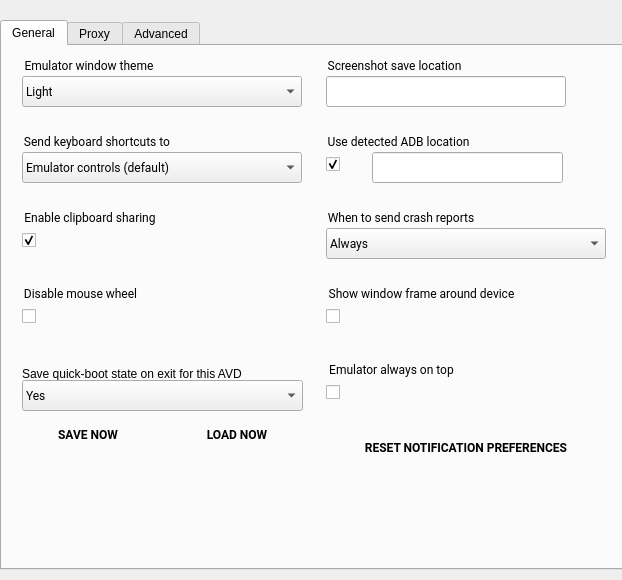
aosp-mirror/platform_external_qemu, file android/android-emu/android/skin/qt/extended-pages/settings-page.ui: the form before one commit.
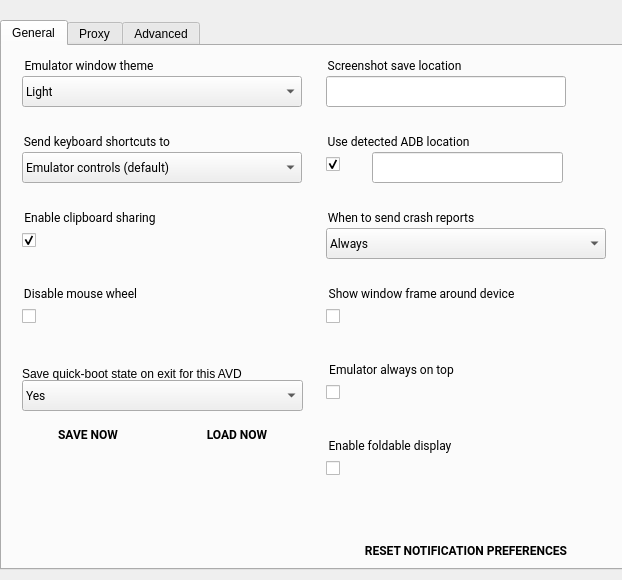
The form after the commit. Icons and pictures are not drawn. Custom widgets are drawn as their Qt base class.

Patch:
```diff
--- a/android/android-emu/android/skin/qt/extended-pages/settings-page.ui
+++ b/android/android-emu/android/skin/qt/extended-pages/settings-page.ui
@@ -613,7 +613,7 @@
      <property name="geometry">
       <rect>
        <x>324</x>
-       <y>383</y>
+       <y>486</y>
        <width>280</width>
        <height>36</height>
       </rect>
@@ -757,6 +757,58 @@
       </property>
      </item>
     </widget>
+    <widget class="QGroupBox" name="set_foldableDisplayTitle">
+     <property name="geometry">
+      <rect>
+       <x>324</x>
+       <y>390</y>
+       <width>211</width>
+       <height>21</height>
+      </rect>
+     </property>
+     <property name="font">
+      <font>
+       <family>Roboto</family>
+      </font>
+     </property>
+     <property name="styleSheet">
+      <string notr="true">border: 0px;</string>
+     </property>
+     <property name="title">
+      <string>Enable foldable display</string>
+     </property>
+     <property name="ColorGroup" stdset="0">
+      <string>Title</string>
+     </property>
+    </widget>
+    <widget class="QCheckBox" name="set_foldableDisplay">
+     <property name="geometry">
+      <rect>
+       <x>324</x>
+       <y>410</y>
+       <width>211</width>
+       <height>24</height>
+      </rect>
+     </property>
+     <property name="accessibleDescription">
+      <string>Emulator always on top</string>
+     </property>
+     <property name="iconSize">
+      <size>
+       <width>24</width>
+       <height>24</height>
+      </size>
+     </property>
+     <property name="checked">
+      <bool>false</bool>
+     </property>
+     <property name="ColorGroup" stdset="0">
+      <string>Toggle</string>
+     </property>
+     <property name="report_metrics" stdset="0">
+      <bool>false</bool>
+     </property>
+    </widget>
    </widget>
    <widget class="QWidget" name="tab_2">
     <attribute name="title">
```
Left out of the diff: 4 changed lines with no effect on the pictures.
